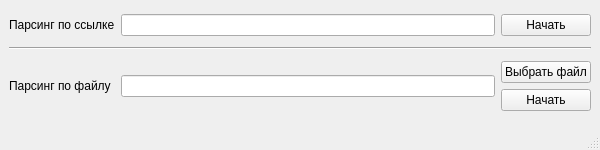
Qt form mainwindow.ui (KonstantinKnyaz/priceParser) before a commit.
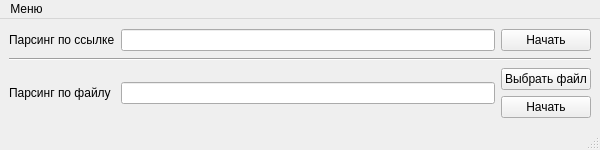
The same form after that commit.

```diff
--- a/mainwindow.ui
+++ b/mainwindow.ui
@@ -90,6 +90,14 @@
      <height>20</height>
     </rect>
    </property>
+   <widget class="QMenu" name="menu">
+    <property name="title">
+     <string>Меню</string>
+    </property>
+    <addaction name="pathToSave"/>
+    <addaction name="quit"/>
+   </widget>
+   <addaction name="menu"/>
   </widget>
   <widget class="QStatusBar" name="statusbar"/>
  </widget>
```
Left out of the diff: 16 changed lines with no effect on the pictures.
